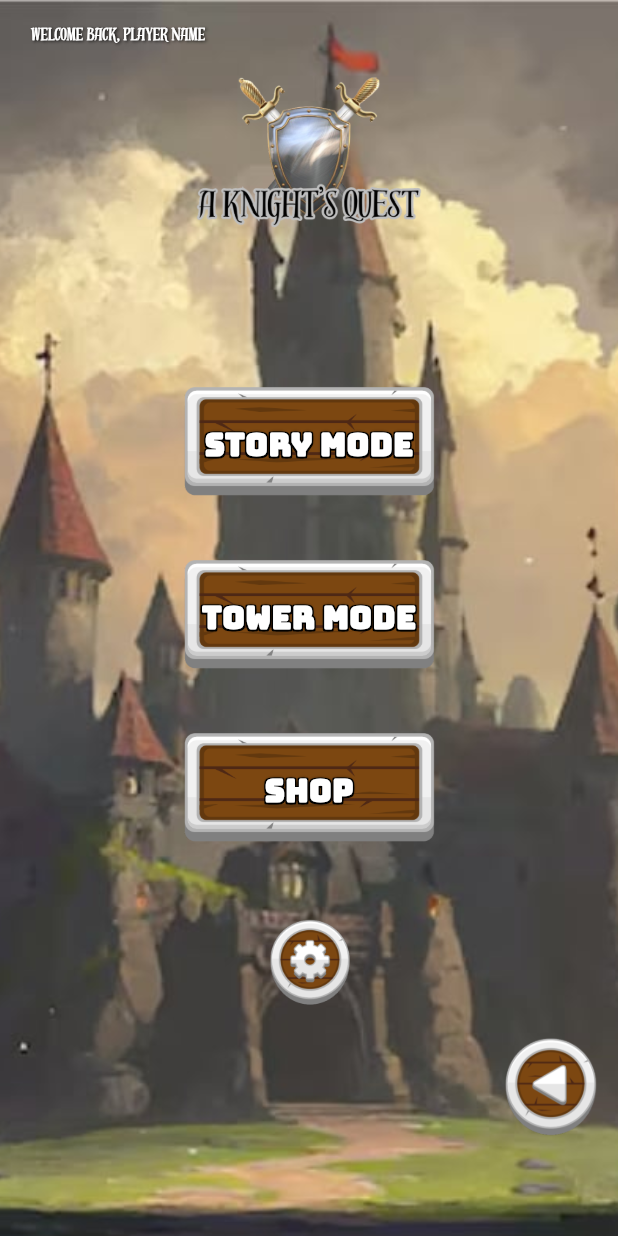
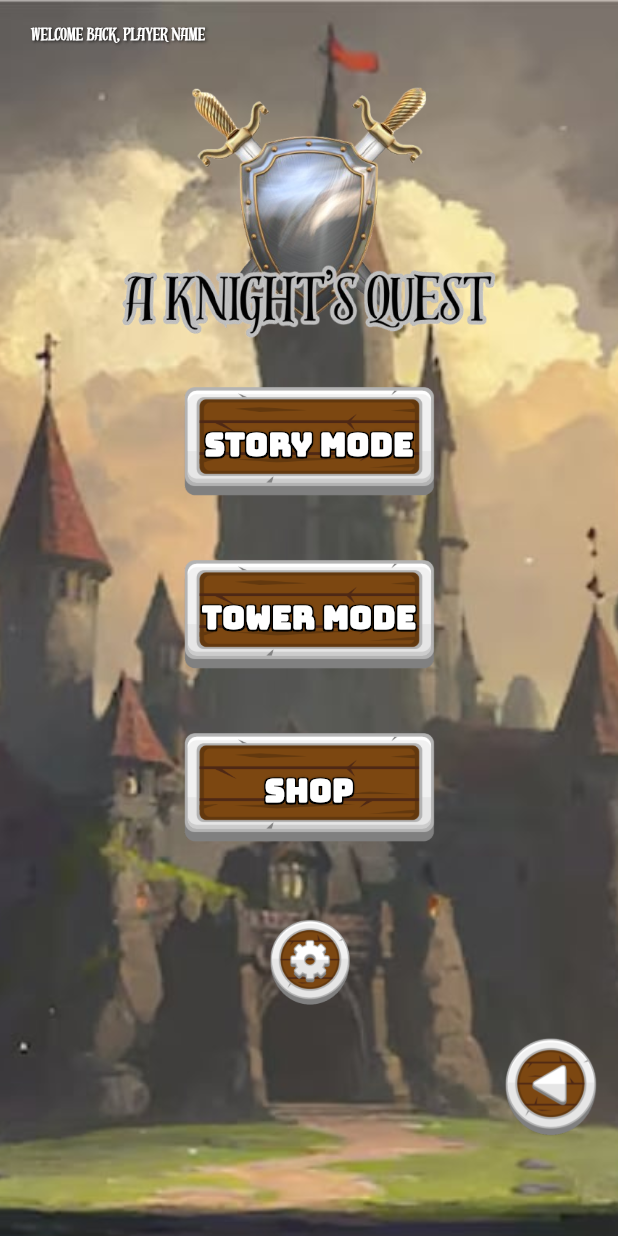
Before and after one commit to junirst/match3, a Flutter app: the MainMenuScreen screen opened by its route, on a phone screen of 412 x 824 dp. Run offline on Flutter 3.47's test engine with Material 3 defaults, Android fonts, the phone set to English and light mode, and no system bars; our stand-ins replace audioplayers, shared_preferences; missing offline and left inert: flame; accounts and stored records are empty.

Commit message:
Shop update and more localization

```diff
--- a/lib/language_manager.dart
+++ b/lib/language_manager.dart
@@ -56,7 +56,7 @@ class LanguageManager {
     'yes': 'Yes',
     'no': 'No',
     'cancel': 'Cancel',
-    'confirm': 'Confirm',
+    'confirm': 'CONFIRM',
     'ok': 'OK',
 
     // Main Menu
@@ -87,6 +87,15 @@ class LanguageManager {
     'buy': 'BUY',
     'purchase_not_implemented': 'Purchase functionality not implemented yet',
 
+    // Purchase System
+    'confirmPurchase': 'Confirm Purchase',
+    'purchaseFor': 'Purchase for',
+    'coins': 'coins',
+    'refuse': 'REFUSE',
+    'notEnoughCoins': 'Not enough coins!',
+    'purchaseSuccess': 'Upgrade successful!',
+    'maxLevel': 'Max level reached!',
+
     // Leaderboard
     'leaderboard_title': 'LEADERBOARD',
     'resets_in': 'RESETS IN:',
@@ -111,7 +120,6 @@ class LanguageManager {
     'climb_tower': 'CLIMB THE TOWER',
 
     // Game UI
-    'coins': 'Coins',
     'score': 'Score',
     'time': 'Time',
     'moves': 'Moves',
@@ -141,7 +149,7 @@ class LanguageManager {
     'yes': 'Có',
     'no': 'Không',
     'cancel': 'Hủy',
-    'confirm': 'Xác nhận',
+    'confirm': 'XÁC NHẬN',
     'ok': 'Đồng ý',
 
     // Main Menu
@@ -172,6 +180,15 @@ class LanguageManager {
     'buy': 'MUA',
     'purchase_not_implemented': 'Chức năng mua hàng chưa được triển khai',
 
+    // Purchase System
+    'confirmPurchase': 'Xác Nhận Nâng Cấp',
+    'purchaseFor': 'Nâng cấp với giá',
+    'coins': 'xu',
+    'refuse': 'TỪ CHỐI',
+    'notEnoughCoins': 'Không đủ xu!',
+    'purchaseSuccess': 'Nâng cấp thành công!',
+    'maxLevel': 'Đã đạt cấp độ tối đa!',
+
     // Leaderboard
     'leaderboard_title': 'BẢNG XẾP HẠNG',
     'resets_in': 'RESET TRONG:',
@@ -196,7 +213,6 @@ class LanguageManager {
     'climb_tower': 'LEO THÁP',
 
     // Game UI
-    'coins': 'Xu',
     'score': 'Điểm',
     'time': 'Thời gian',
     'moves': 'Nước đi',
@@ -213,21 +229,5 @@ class LanguageManager {
     'heart_upgrade': 'Điểm Sức Khỏe',
     'star_upgrade': 'Sức Mạnh Đặc Biệt',
     'shield_upgrade': 'Phòng Thủ',
-
-    // Add these to _englishTranslations in language_manager.dart
-    'confirmPurchase': 'Confirm Purchase',
-    'purchaseFor': 'Purchase for',
-    'notEnoughCoins': 'Not enough coins!',
-    'purchaseSuccess': 'Upgrade successful!',
-    'maxLevel': 'Max level reached!',
-    'refuse': 'REFUSE',
-
-// Add these to _vietnameseTranslations in language_manager.dart
-    'confirmPurchase': 'Xác Nhận Nâng Cấp',
-    'purchaseFor': 'Nâng cấp với giá',
-    'notEnoughCoins': 'Không đủ xu!',
-    'purchaseSuccess': 'Nâng cấp thành công!',
-    'maxLevel': 'Đã đạt cấp độ tối đa!',
-    'refuse': 'TỪ CHỐI',
   };
 }
--- a/lib/main_menu_screen.dart
+++ b/lib/main_menu_screen.dart
@@ -154,8 +154,8 @@ class _MainMenuScreenState extends State<MainMenuScreen> {
               alignment: Alignment.topCenter,
               child: Image.asset(
                 'assets/logo.png',
-                width: screenWidth * 0.8,
-                height: screenHeight * 0.15,
+                width: screenWidth * 0.95, // Even larger
+                height: screenHeight * 0.25, // Even taller
               ),
             ),
           ),
```
